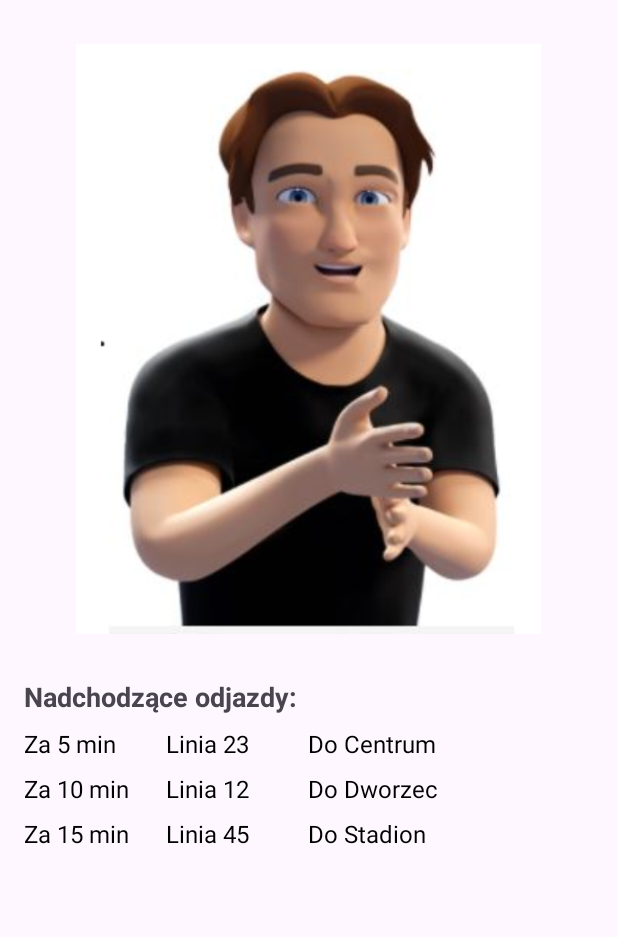
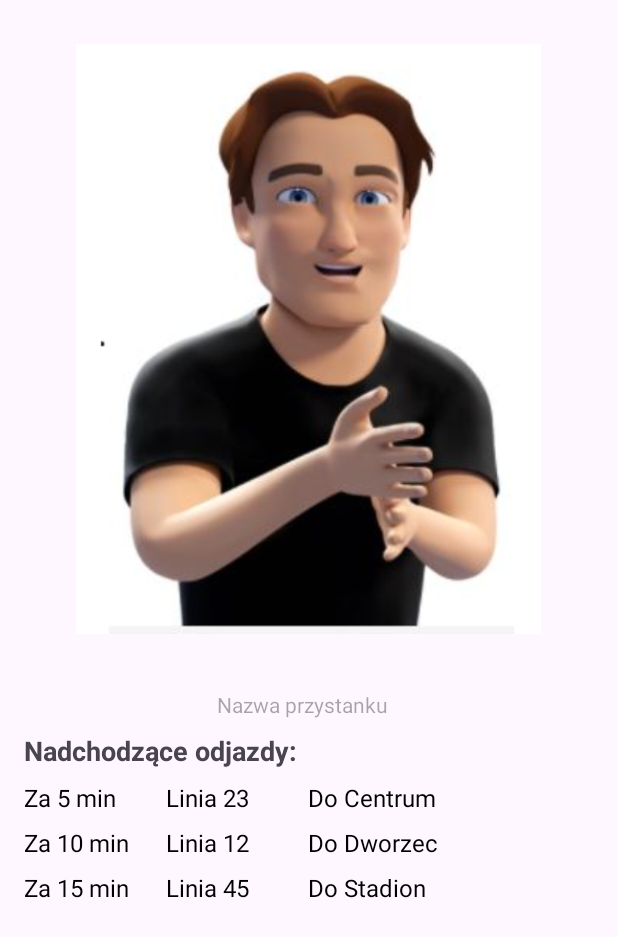
Before and after one commit to Radzio310/Migator, an Android app: the busStopResult screen opened directly, with no data from a screen before it, on a phone screen of 412 x 824 dp. Shown: the top 937 px of the screen. Run offline under Robolectric (Android 15) with nearby library versions, the phone set to English and light mode, and no system bars.

```diff
--- a/app/src/main/java/com/example/migator/busStopResult.java
+++ b/app/src/main/java/com/example/migator/busStopResult.java
@@ -1,6 +1,9 @@
 package com.example.migator;
 
+import android.content.Intent;
 import android.os.Bundle;
+import android.view.View;
+import android.widget.TextView;
 
 import androidx.activity.EdgeToEdge;
 import androidx.appcompat.app.AppCompatActivity;
@@ -20,5 +23,13 @@ public class busStopResult extends AppCompatActivity {
             v.setPadding(systemBars.left, systemBars.top, systemBars.right, systemBars.bottom);
             return insets;
         });
+
+        ((TextView) findViewById(R.id.currentBusStopName)).setText(getIntent().getStringExtra("BusStopName"));
+
+    }
+
+    public void GoTo_busStopSearch(View v){
+        Intent intent = new Intent(this, busStopSearch.class);
+        startActivity(intent);
     }
 }
--- a/app/src/main/res/layout/activity_bus_stop_result.xml
+++ b/app/src/main/res/layout/activity_bus_stop_result.xml
@@ -12,9 +12,9 @@
         android:layout_height="wrap_content"
         android:orientation="vertical"
         android:padding="16dp"
-        app:layout_constraintTop_toTopOf="parent"
+        app:layout_constraintEnd_toEndOf="parent"
         app:layout_constraintStart_toStartOf="parent"
-        app:layout_constraintEnd_toEndOf="parent">
+        app:layout_constraintTop_toTopOf="parent">
 
 
         <ImageView
@@ -22,10 +22,17 @@
             android:layout_width="310dp"
             android:layout_height="420dp"
             android:layout_gravity="center"
+            android:layout_marginBottom="16dp"
             android:contentDescription="@string/avatarDescription"
-            android:layout_marginBottom="16dp"
             app:srcCompat="@drawable/awatarmichal1" />
 
+
+        <TextView
+            android:id="@+id/currentBusStopName"
+            android:layout_width="371dp"
+            android:layout_height="36dp"
+            android:gravity="center"
+            android:hint="@string/busStopPlaceholder" />
 
         <TextView
             android:id="@+id/resultsHeader"
@@ -143,6 +150,18 @@
                 android:textColor="@android:color/black"
                 android:textSize="16sp" />
         </LinearLayout>
+
     </LinearLayout>
 
+    <Button
+        android:id="@+id/goBackButton"
+        android:layout_width="197dp"
+        android:layout_height="57dp"
+        android:layout_marginStart="107dp"
+        android:layout_marginTop="821dp"
+        android:onClick="GoTo_busStopSearch"
+        android:text="@string/GoBackButton"
+        app:layout_constraintStart_toStartOf="parent"
+        app:layout_constraintTop_toTopOf="parent" />
+
 </androidx.constraintlayout.widget.ConstraintLayout>
--- a/app/src/main/res/values/strings.xml
+++ b/app/src/main/res/values/strings.xml
@@ -1,5 +1,6 @@
 <resources>
     <string name="app_name">Migator</string>
+    <string name="GoBackButton">Powrót</string>
     <string name="avatarDescription">Zdjęcie Awatara Michała</string>
     <string name="settingsDescription">Ikona ustawień</string>
     <string name="busStopDescription">Ikona przystanku</string>
@@ -14,4 +15,5 @@
     <string name="navigationButton">Nawiguj</string>
     <string name="searchButton">Wyszukaj</string>
     <string name="busStopResultsLabel">Nadchodzące odjazdy:</string>
+    <string name="busStopNameAutofillHints">Podaj nazwę przystanku</string>>
 </resources>
```
Also changed, not shown: app/src/main/java/com/example/migator/MainActivity.java (+7 -0 lines), app/src/main/java/com/example/migator/busStopSearch.java (+16 -0 lines), app/src/main/res/layout/activity_bus_stop_search.xml (+12 -2 lines), app/src/main/res/layout/activity_main.xml (+10 -63 lines).
